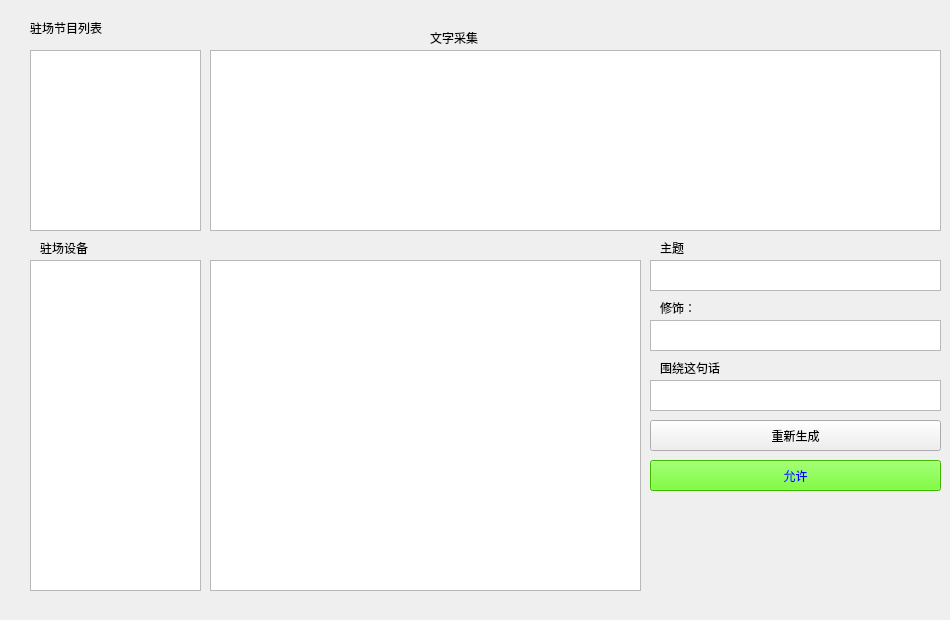
The window that UIclass/livingcontrol.ui (droplazy/Mvision_server) describes before a commit, drawn with Qt 5.
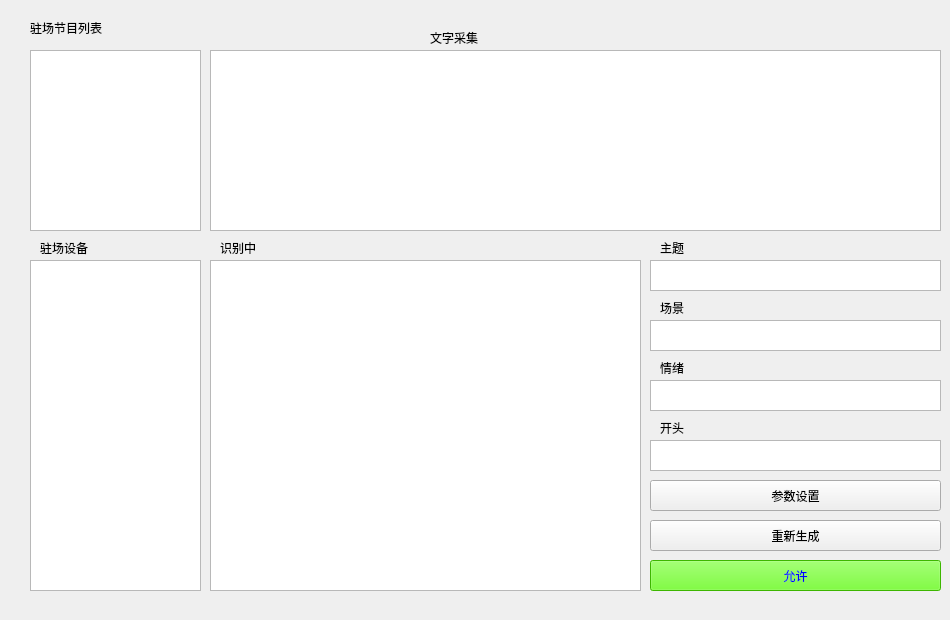
The same window after the commit.

```diff
--- a/UIclass/livingcontrol.ui
+++ b/UIclass/livingcontrol.ui
@@ -86,7 +86,7 @@
    <property name="geometry">
     <rect>
      <x>650</x>
-     <y>460</y>
+     <y>560</y>
      <width>291</width>
      <height>31</height>
     </rect>
@@ -103,7 +103,7 @@
    <property name="geometry">
     <rect>
      <x>650</x>
-     <y>420</y>
+     <y>520</y>
      <width>291</width>
      <height>31</height>
     </rect>
@@ -165,7 +165,7 @@
     </rect>
    </property>
    <property name="text">
-    <string>修饰：</string>
+    <string>场景</string>
    </property>
   </widget>
   <widget class="QTextEdit" name="textEdit_theme_3">
@@ -188,7 +188,56 @@
     </rect>
    </property>
    <property name="text">
-    <string>围绕这句话</string>
+    <string>情绪</string>
+   </property>
+  </widget>
+  <widget class="QPushButton" name="pushButton_para">
+   <property name="geometry">
+    <rect>
+     <x>650</x>
+     <y>480</y>
+     <width>291</width>
+     <height>31</height>
+    </rect>
+   </property>
+   <property name="text">
+    <string>参数设置</string>
+   </property>
+  </widget>
+  <widget class="QLabel" name="label_status">
+   <property name="geometry">
+    <rect>
+     <x>220</x>
+     <y>240</y>
+     <width>361</width>
+     <height>16</height>
+    </rect>
+   </property>
+   <property name="text">
+    <string>识别中</string>
+   </property>
+  </widget>
+  <widget class="QLabel" name="label_7">
+   <property name="geometry">
+    <rect>
+     <x>660</x>
+     <y>420</y>
+     <width>141</width>
+     <height>16</height>
+    </rect>
+   </property>
+   <property name="text">
+    <string>开头</string>
+   </property>
+  </widget>
+  <widget class="QTextEdit" name="textEdit_head">
+   <property name="geometry">
+    <rect>
+     <x>650</x>
+     <y>440</y>
+     <width>291</width>
+     <height>31</height>
+    </rect>
    </property>
   </widget>
  </widget>
```
Left out of the diff: 4 changed lines with no effect on the pictures.
